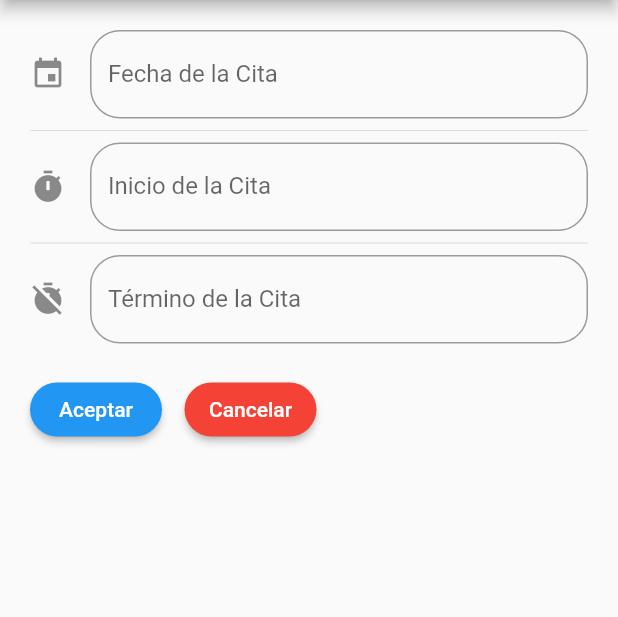
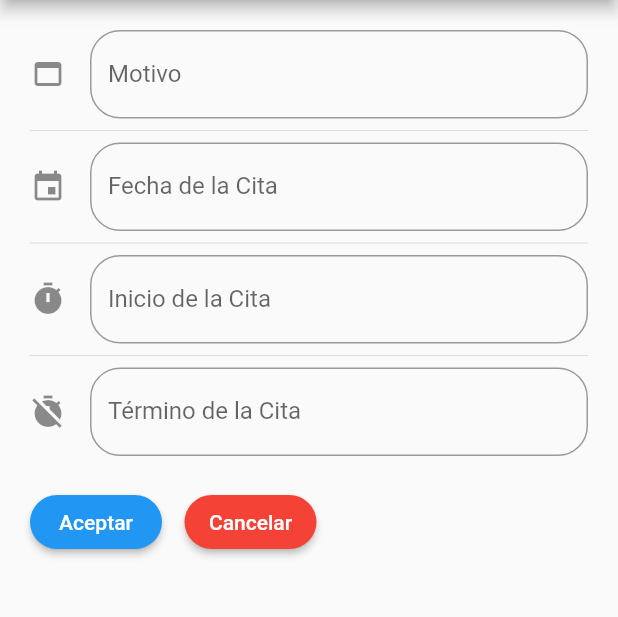
Before and after one commit to Nutrii182/App_Coal, a Flutter app: the CitaPage screen opened by its route, on a phone screen of 412 x 824 dp, the part 84-701 px from its top. Run offline on Flutter 3.47's test engine with Material 2 defaults, Android fonts, the phone set to English and light mode, and no system bars; drawn by our look-alikes of datetime_picker_formfield; our stand-ins replace cloud_firestore, firebase_auth, shared_preferences, table_calendar; accounts and stored records are empty.

Commit message:
Formulario Cita Actualizado

```diff
--- a/coal/lib/src/pages/cita_page.dart
+++ b/coal/lib/src/pages/cita_page.dart
@@ -9,9 +9,13 @@ class CitaPage extends StatefulWidget {
 }
 
 class _CitaPageState extends State<CitaPage> {
+
+  String _motivo;
   String _fecha;
   DateTime _beginTime;
   DateTime _endTime;
+  DateTime _entrada = DateTime.parse('1970-01-01 09:00:00.000');
+	DateTime _salida = DateTime.parse('1970-01-01 18:00:00.000');
 
   @override
   Widget build(BuildContext context) {
@@ -24,6 +28,8 @@ class _CitaPageState extends State<CitaPage> {
                       padding: EdgeInsets.all(20.0),
                       child: ListView(
                           children: <Widget>[
+                            _createReason(context),
+                            Divider(),
                             _createDate(context),
                             Divider(),
                             _createBeginTime(context),
@@ -32,16 +38,36 @@ class _CitaPageState extends State<CitaPage> {
                             SizedBox(height: 20.0),
                             _createButtons(context)
                           ],
+                        ),
                       )),
-                )));
+                ));
+  }
+
+  Widget _createReason(BuildContext context){
+
+    return TextFormField(
+      textCapitalization: TextCapitalization.sentences,
+      decoration: InputDecoration(
+        border:
+          OutlineInputBorder(borderRadius: BorderRadius.circular(20.0)),
+          labelText: 'Motivo',
+          hintText: 'Motivo de la Cita',
+          icon: Icon(Icons.web_asset)
+      ),
+      onChanged: (v) {
+        setState(() {
+          _motivo = v;
+        });
+      },
+    );
   }
 
   Widget _createDate(BuildContext context) {
+
     final format = DateFormat("dd-MM-yyyy");
 
     return DateTimeField(
       format: format,
-
       decoration: InputDecoration(
           border: OutlineInputBorder(borderRadius: BorderRadius.circular(20.0)),
           labelText: 'Fecha de la Cita',
@@ -107,9 +133,6 @@ class _CitaPageState extends State<CitaPage> {
 
   Widget _createButtons(BuildContext context) {
 
-		DateTime _entrada = DateTime.parse('1970-01-01 18:57:00.000');
-		DateTime _salida = DateTime.parse('1970-01-01 18:57:00.000');
-
     return Row(children: <Widget>[
       RaisedButton(
           color: Colors.blue,
@@ -118,16 +141,22 @@ class _CitaPageState extends State<CitaPage> {
               RoundedRectangleBorder(borderRadius: BorderRadius.circular(20.0)),
           onPressed: () {
 						print(_beginTime);
-            if (_fecha == null || _beginTime == null || _endTime == null){
+            if (_fecha == null || _beginTime == null || _endTime == null || _motivo == null){
               Scaffold.of(context).showSnackBar(SnackBar(
                   backgroundColor: Colors.blue,
                   content: Text('No puede haber algún campo vacío')));
 						} else{
-							if(_endTime.isBefore(_beginTime) || _beginTime.isAfter(_endTime)
-							|| _beginTime.isBefore(_entrada) || _endTime.isAfter(_salida))
+							if(_endTime.isBefore(_beginTime) || _beginTime.isAfter(_endTime) ||
+              _beginTime.isBefore(_entrada) || _endTime.isAfter(_salida) || _beginTime == DateTime.now()
+              || _beginTime.isBefore(DateTime.now()))
 								Scaffold.of(context).showSnackBar(SnackBar(
 										backgroundColor: Colors.blue,
 										content: Text('Los Horarios son Inválidos')));
+              else{
+                Scaffold.of(context).showSnackBar(SnackBar(
+										backgroundColor: Colors.blue,
+										content: Text('Datos Correctos')));
+              }
 						}
           }),
       SizedBox(width: 15.0),
--- a/coal/pubspec.yaml
+++ b/coal/pubspec.yaml
@@ -32,6 +32,7 @@ dependencies:
   google_sign_in: ^4.1.1
   firebase_auth: ^0.15.4
   firebase_core: ^0.4.3+3
+  cloud_functions: ^0.4.1+9
   firebase_analytics: ^5.0.11
   cloud_firestore: ^0.13.0+1
   table_calendar: ^2.2.2
```
Also changed, not shown: coal/pubspec.lock. Lines whose indentation alone changed are shown as unchanged.
